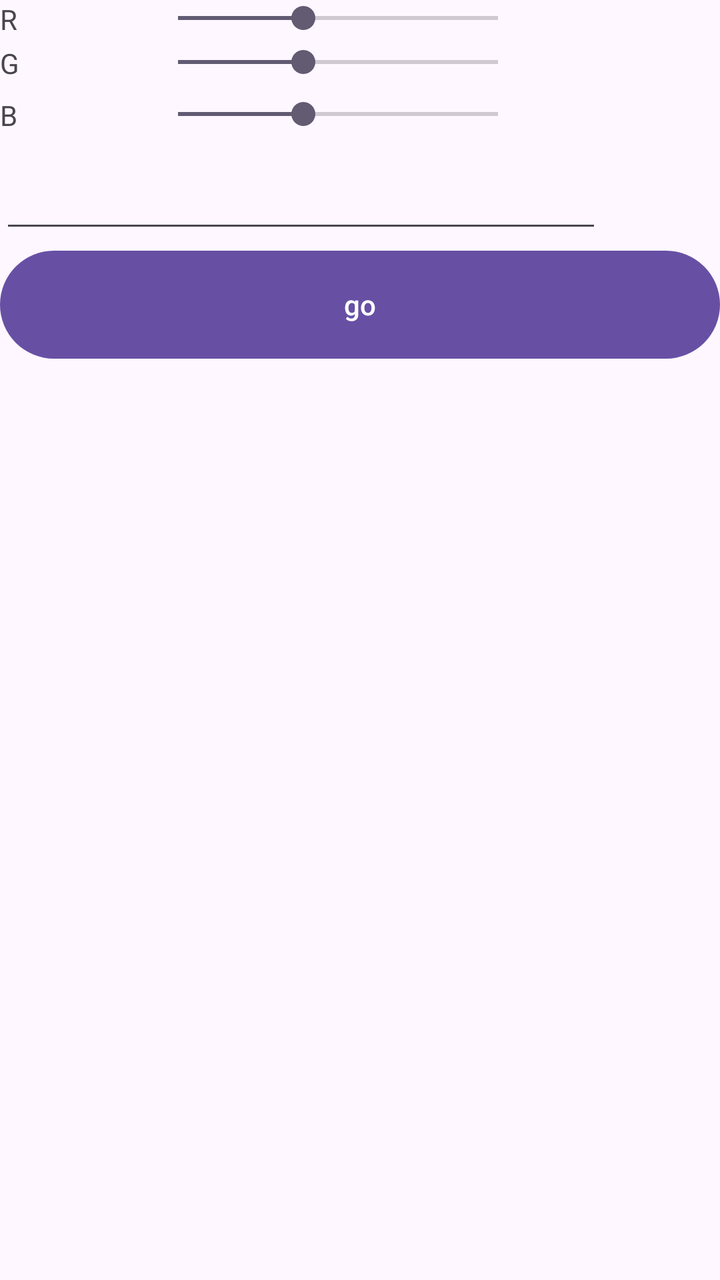
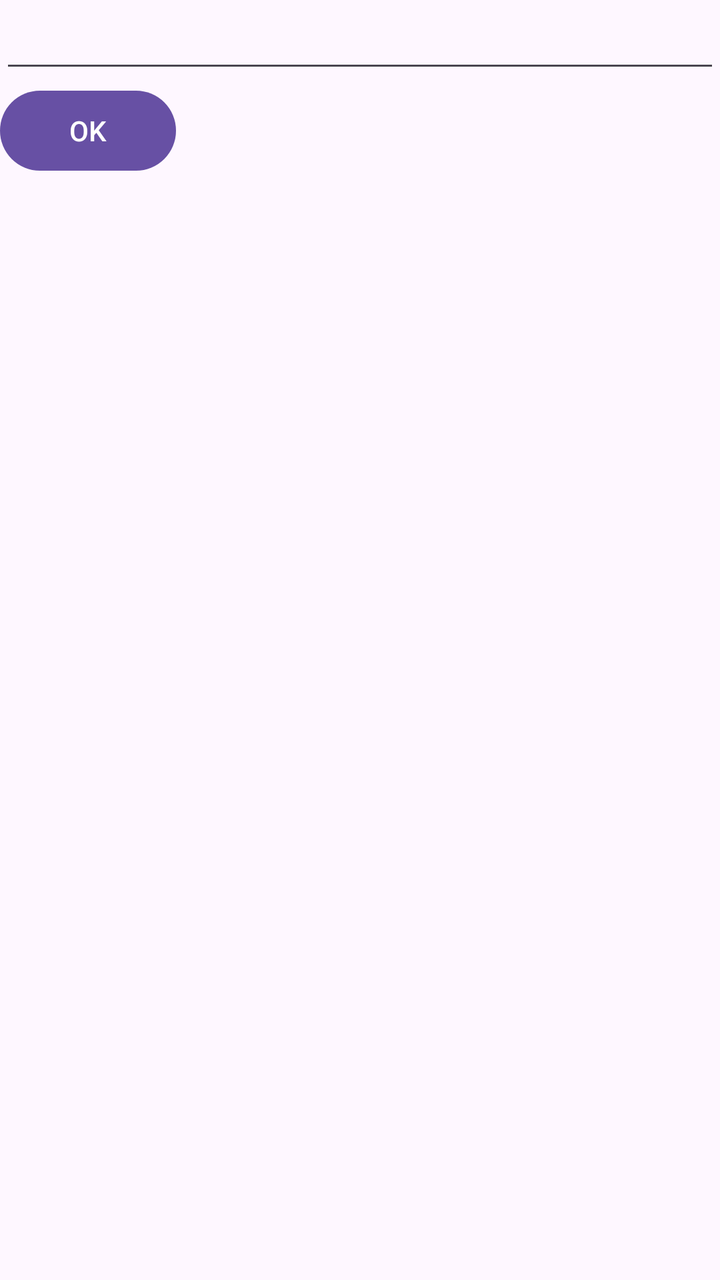

Compare the two renders of this Android layout. The source of the first and the diff that turns it into the second are given below.
<!-- AndroidManifest.xml: application theme Theme.First_Android_Project -->
<!-- res/layout/activity_main.xml -->
<?xml version="1.0" encoding="utf-8"?>
<LinearLayout xmlns:android="http://schemas.android.com/apk/res/android"
    xmlns:tools="http://schemas.android.com/tools"
    android:id="@+id/main"
    android:layout_width="match_parent"
    android:layout_height="match_parent"
    android:layout_marginTop="50dp"
    android:orientation="vertical"

    tools:context=".MainActivity">


    <LinearLayout
        android:layout_width="match_parent"
        android:layout_height="22dp"
        android:id="@+id/rrr"
        android:orientation="horizontal">

        <TextView
            android:layout_width="73dp"
            android:layout_height="wrap_content"
            android:text="R" />

        <SeekBar
            android:id="@+id/seekBarR"
            android:layout_width="192dp"
            android:min="0"
            android:max="255"
            android:progress="100"
            android:layout_height="wrap_content" />
    </LinearLayout>

    <LinearLayout
        android:layout_width="match_parent"
        android:layout_height="26dp"
        android:orientation="horizontal">

        <TextView
            android:layout_width="73dp"
            android:layout_height="wrap_content"
            android:text="G" />

        <SeekBar
            android:id="@+id/seekBarG"
            android:layout_width="192dp"
            android:min="0"
            android:max="255"
            android:progress="100"
            android:layout_height="wrap_content" />
    </LinearLayout>

    <LinearLayout
        android:layout_width="312dp"
        android:layout_height="32dp"
        android:orientation="horizontal">

        <TextView
            android:layout_width="73dp"
            android:layout_height="wrap_content"
            android:text="B"/>

        <SeekBar
            android:id="@+id/seekBarB"
            android:layout_width="192dp"
            android:min="0"
            android:max="255"
            android:progress="100"
            android:layout_height="wrap_content" />
    </LinearLayout>

    <EditText
        android:id="@+id/url"
        android:layout_width="301dp"
        android:layout_height="wrap_content" />

    <Button
        android:id="@+id/go"
        android:layout_width="match_parent"
        android:layout_height="62dp"
        android:text="go"/>



</LinearLayout>
<!-- resources referenced by this layout -->
<resources>
  <style name="Theme.First_Android_Project" parent="Base.Theme.First_Android_Project" />
  <style name="Base.Theme.First_Android_Project" parent="Theme.Material3.DayNight.NoActionBar">
          
          
      </style>
</resources>

<!-- the commit's change to res/layout/activity_main.xml (unified diff, before → after) -->
@@ -1,84 +1,36 @@
 <?xml version="1.0" encoding="utf-8"?>
 <LinearLayout xmlns:android="http://schemas.android.com/apk/res/android"
     xmlns:tools="http://schemas.android.com/tools"
+    xmlns:app="http://schemas.android.com/apk/res-auto"
     android:id="@+id/main"
     android:layout_width="match_parent"
-    android:layout_height="match_parent"
+    android:layout_height="wrap_content"
     android:layout_marginTop="50dp"
     android:orientation="vertical"
-
     tools:context=".MainActivity">
 
 
-    <LinearLayout
+    <EditText
+        android:id="@+id/editText"
         android:layout_width="match_parent"
-        android:layout_height="22dp"
-        android:id="@+id/rrr"
-        android:orientation="horizontal">
-
-        <TextView
-            android:layout_width="73dp"
-            android:layout_height="wrap_content"
-            android:text="R" />
-
-        <SeekBar
-            android:id="@+id/seekBarR"
-            android:layout_width="192dp"
-            android:min="0"
-            android:max="255"
-            android:progress="100"
-            android:layout_height="wrap_content" />
-    </LinearLayout>
-
-    <LinearLayout
-        android:layout_width="match_parent"
-        android:layout_height="26dp"
-        android:orientation="horizontal">
-
-        <TextView
-            android:layout_width="73dp"
-            android:layout_height="wrap_content"
-            android:text="G" />
-
-        <SeekBar
-            android:id="@+id/seekBarG"
-            android:layout_width="192dp"
-            android:min="0"
-            android:max="255"
-            android:progress="100"
-            android:layout_height="wrap_content" />
-    </LinearLayout>
-
-    <LinearLayout
-        android:layout_width="312dp"
-        android:layout_height="32dp"
-        android:orientation="horizontal">
-
-        <TextView
-            android:layout_width="73dp"
-            android:layout_height="wrap_content"
-            android:text="B"/>
-
-        <SeekBar
-            android:id="@+id/seekBarB"
-            android:layout_width="192dp"
-            android:min="0"
-            android:max="255"
-            android:progress="100"
-            android:layout_height="wrap_content" />
-    </LinearLayout>
-
-    <EditText
-        android:id="@+id/url"
-        android:layout_width="301dp"
         android:layout_height="wrap_content" />
 
     <Button
-        android:id="@+id/go"
+        android:id="@+id/ok"
+        android:layout_width="wrap_content"
+        android:layout_height="wrap_content"
+        android:text="@string/ok" />
+
+    <ListView
+        android:id="@+id/list"
         android:layout_width="match_parent"
-        android:layout_height="62dp"
-        android:text="go"/>
+        android:layout_height="wrap_content" />
 
 
+    <androidx.recyclerview.widget.RecyclerView
+        android:id="@+id/list2"
+        android:layout_width="match_parent"
+        android:layout_height="wrap_content"
+        app:layoutManager="androidx.recyclerview.widget.LinearLayoutManager"/>
 
 </LinearLayout>
<!-- resource entries referenced after the edit -->
@@ -1,5 +1,6 @@
 <!-- resources referenced by this layout -->
 <resources>
+  <string name="ok" translatable="false">OK</string>
   <style name="Theme.First_Android_Project" parent="Base.Theme.First_Android_Project" />
   <style name="Base.Theme.First_Android_Project" parent="Theme.Material3.DayNight.NoActionBar">
           
